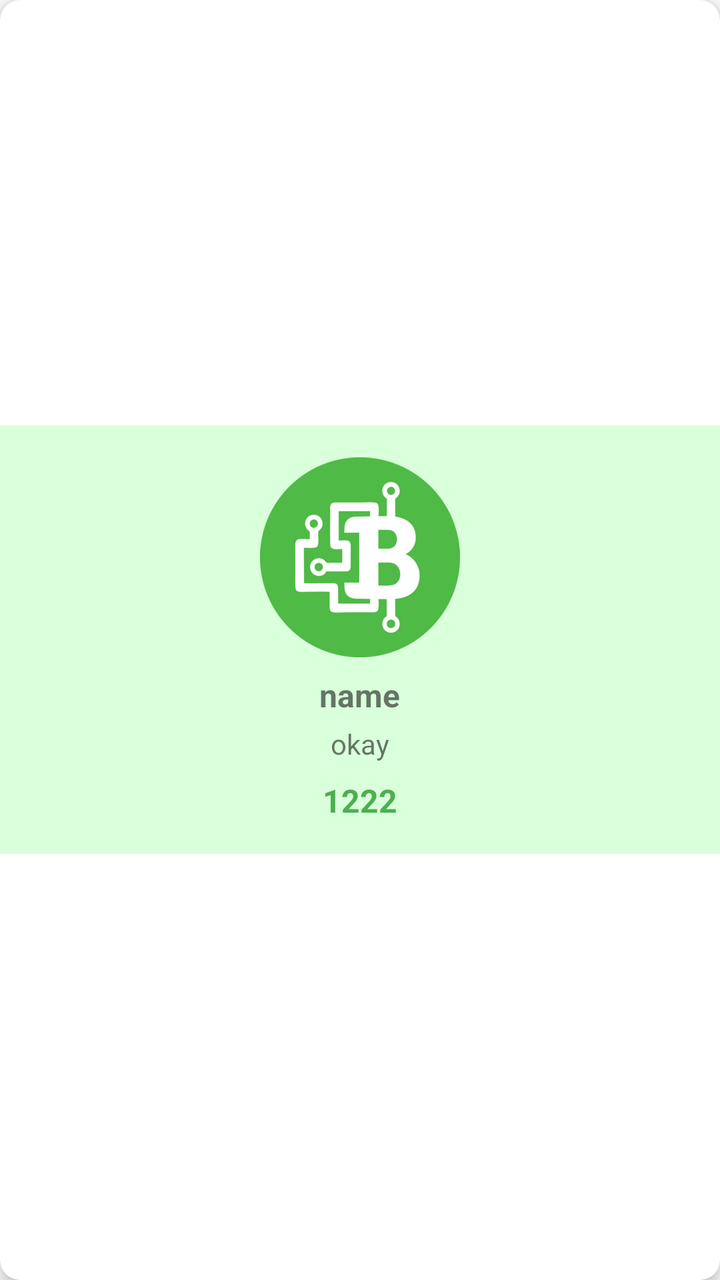
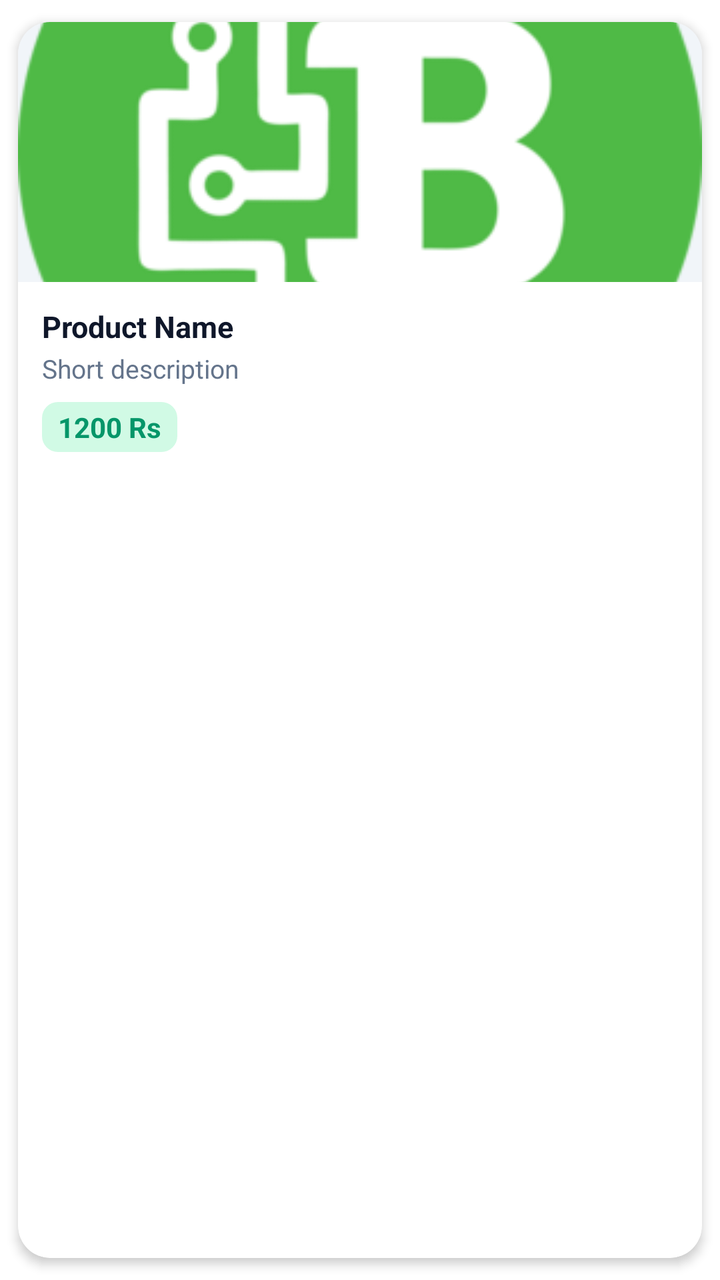

Compare the two renders of this Android layout. The source of the first and the diff that turns it into the second are given below.
<!-- AndroidManifest.xml: application theme Theme.BitMarket -->
<!-- res/layout/item_product.xml -->
<androidx.cardview.widget.CardView xmlns:android="http://schemas.android.com/apk/res/android"
    android:layout_width="match_parent"
    android:layout_height="wrap_content"
    xmlns:app="http://schemas.android.com/apk/res-auto"
    app:cardElevation="5dp"
    app:cardCornerRadius="10dp"
    android:layout_margin="5dp"
    >
    <LinearLayout
        android:layout_width="match_parent"
        android:padding="16dp"
        android:layout_gravity="center"
        android:background="@color/card_item"
        android:gravity="center"
        android:orientation="vertical"
        android:layout_height="wrap_content">

    <ImageView
        android:id="@+id/product_image"
        android:layout_width="100dp"
        android:layout_height="100dp"
        android:scaleType="centerCrop"
        android:src="@drawable/logo"
        />

    <TextView
        android:id="@+id/product_name"
        android:layout_width="wrap_content"
        android:layout_height="wrap_content"
        android:textSize="16sp"
        android:textStyle="bold"
        android:text="name"
        android:layout_marginTop="8dp"/>

    <TextView
        android:id="@+id/product_description"
        android:layout_width="wrap_content"
        android:layout_height="wrap_content"
        android:textSize="14sp"
        android:text="okay"
        android:layout_marginTop="4dp"/>

    <TextView
        android:id="@+id/product_price"
        android:layout_width="wrap_content"
        android:layout_height="wrap_content"
        android:textSize="16sp"
        android:text="1222"
        android:textColor="@color/purple_500"
        android:textStyle="bold"
        android:layout_marginTop="8dp"/>

    </LinearLayout>

</androidx.cardview.widget.CardView>
<!-- resources referenced by this layout -->
<resources>
  <color name="card_item">#ABC7FFC9</color>
  <color name="purple_500">#4CAF50</color>
  <!-- drawable logo: png bitmap (drawable, 8656 bytes) -->
  <style name="Theme.BitMarket" parent="Theme.MaterialComponents.DayNight.DarkActionBar">
          
          <item name="android:colorPrimary">@color/purple_500</item>
          <item name="colorPrimaryVariant">@color/purple_700</item>
          <item name="colorOnPrimary">@color/white</item>
          
          <item name="colorSecondary">@color/teal_200</item>
          <item name="colorSecondaryVariant">@color/teal_700</item>
          <item name="colorOnSecondary">@color/purple_500</item>
          
          <item name="android:statusBarColor">?attr/colorPrimaryVariant</item>
          
      </style>
  <color name="purple_700">#2980B9 </color>
  <color name="white">#FFFFFFFF</color>
  <color name="teal_200">#FF03DAC5</color>
  <color name="teal_700">#FF018786</color>
</resources>

<!-- the commit's change to res/layout/item_product.xml (unified diff, before → after) -->
@@ -1,54 +1,82 @@
+<?xml version="1.0" encoding="utf-8"?>
 <androidx.cardview.widget.CardView xmlns:android="http://schemas.android.com/apk/res/android"
+    xmlns:app="http://schemas.android.com/apk/res-auto"
     android:layout_width="match_parent"
     android:layout_height="wrap_content"
-    xmlns:app="http://schemas.android.com/apk/res-auto"
-    app:cardElevation="5dp"
-    app:cardCornerRadius="10dp"
-    android:layout_margin="5dp"
-    >
+    android:layout_margin="6dp"
+    app:cardBackgroundColor="@color/white"
+    app:cardCornerRadius="16dp"
+    app:cardElevation="3dp"
+    app:cardMaxElevation="4dp"
+    app:cardUseCompatPadding="true">
+
     <LinearLayout
         android:layout_width="match_parent"
-        android:padding="16dp"
-        android:layout_gravity="center"
-        android:background="@color/card_item"
-        android:gravity="center"
-        android:orientation="vertical"
-        android:layout_height="wrap_content">
+        android:layout_height="wrap_content"
+        android:orientation="vertical">
 
-    <ImageView
-        android:id="@+id/product_image"
-        android:layout_width="100dp"
-        android:layout_height="100dp"
-        android:scaleType="centerCrop"
-        android:src="@drawable/logo"
-        />
+        
+        <FrameLayout
+            android:layout_width="match_parent"
+            android:layout_height="130dp"
+            android:background="@color/slate_100">
 
-    <TextView
-        android:id="@+id/product_name"
-        android:layout_width="wrap_content"
-        android:layout_height="wrap_content"
-        android:textSize="16sp"
-        android:textStyle="bold"
-        android:text="name"
-        android:layout_marginTop="8dp"/>
+            <ImageView
+                android:id="@+id/product_image"
+                android:layout_width="match_parent"
+                android:layout_height="match_parent"
+                android:scaleType="centerCrop"
+                android:src="@drawable/logo" />
+        </FrameLayout>
 
-    <TextView
-        android:id="@+id/product_description"
-        android:layout_width="wrap_content"
-        android:layout_height="wrap_content"
-        android:textSize="14sp"
-        android:text="okay"
-        android:layout_marginTop="4dp"/>
+        
+        <LinearLayout
+            android:layout_width="match_parent"
+            android:layout_height="wrap_content"
+            android:orientation="vertical"
+            android:padding="12dp">
 
-    <TextView
-        android:id="@+id/product_price"
-        android:layout_width="wrap_content"
-        android:layout_height="wrap_content"
-        android:textSize="16sp"
-        android:text="1222"
-        android:textColor="@color/purple_500"
-        android:textStyle="bold"
-        android:layout_marginTop="8dp"/>
+            <TextView
+                android:id="@+id/product_name"
+                android:layout_width="match_parent"
+                android:layout_height="wrap_content"
+                android:ellipsize="end"
+                android:maxLines="1"
+                android:text="Product Name"
+                android:textColor="@color/black"
+                android:textSize="15sp"
+                android:textStyle="bold" />
+
+            <TextView
+                android:id="@+id/product_description"
+                android:layout_width="match_parent"
+                android:layout_height="wrap_content"
+                android:layout_marginTop="2dp"
+                android:ellipsize="end"
+                android:maxLines="1"
+                android:text="Short description"
+                android:textColor="@color/slate_500"
+                android:textSize="13sp" />
+
+            <LinearLayout
+                android:layout_width="wrap_content"
+                android:layout_height="wrap_content"
+                android:layout_marginTop="8dp"
+                android:background="@drawable/bg_price_badge"
+                android:paddingHorizontal="8dp"
+                android:paddingVertical="3dp">
+
+                <TextView
+                    android:id="@+id/product_price"
+                    android:layout_width="wrap_content"
+                    android:layout_height="wrap_content"
+                    android:text="1200 Rs"
+                    android:textColor="@color/price_green"
+                    android:textSize="14sp"
+                    android:textStyle="bold" />
+            </LinearLayout>
+
+        </LinearLayout>
 
     </LinearLayout>
 
<!-- resource entries referenced after the edit -->
@@ -1,24 +1,34 @@
 <!-- resources referenced by this layout -->
 <resources>
-  <color name="card_item">#ABC7FFC9</color>
-  <color name="purple_500">#4CAF50</color>
+  <color name="black">#0F172A</color>
+  <color name="price_green">#059669</color>
+  <color name="slate_100">#F1F5F9</color>
+  <color name="slate_500">#64748B</color>
+  <color name="purple_500">#2563EB</color>
   <!-- drawable logo: png bitmap (drawable, 8656 bytes) -->
   <style name="Theme.BitMarket" parent="Theme.MaterialComponents.DayNight.DarkActionBar">
           
-          <item name="android:colorPrimary">@color/purple_500</item>
+          <item name="colorPrimary">@color/purple_500</item>
           <item name="colorPrimaryVariant">@color/purple_700</item>
           <item name="colorOnPrimary">@color/white</item>
           
           <item name="colorSecondary">@color/teal_200</item>
           <item name="colorSecondaryVariant">@color/teal_700</item>
-          <item name="colorOnSecondary">@color/purple_500</item>
+          <item name="colorOnSecondary">@color/white</item>
           
-          <item name="android:statusBarColor">?attr/colorPrimaryVariant</item>
-          
+          <item name="android:statusBarColor">@color/purple_700</item>
       </style>
-  <color name="purple_700">#2980B9 </color>
-  <color name="white">#FFFFFFFF</color>
-  <color name="teal_200">#FF03DAC5</color>
-  <color name="teal_700">#FF018786</color>
+  <color name="price_green_light">#D1FAE5</color>
+  <color name="purple_700">#1D4ED8</color>
+  <color name="white">#FFFFFF</color>
+  <!-- drawable bg_price_badge (drawable) -->
+  <?xml version="1.0" encoding="utf-8"?>
+  <shape xmlns:android="http://schemas.android.com/apk/res/android"
+      android:shape="rectangle">
+      <solid android:color="@color/price_green_light" />
+      <corners android:radius="8dp" />
+  </shape>
+  <color name="teal_200">#10B981</color>
+  <color name="teal_700">#047857</color>
 </resources>
 
